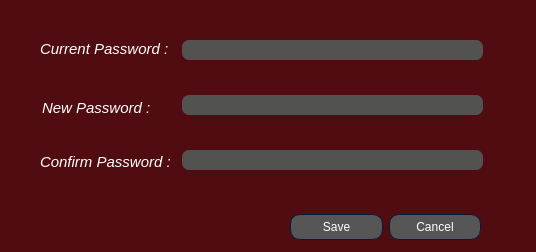
This is AP/new_password_dialog.ui in AP-projects-4001/Guys as Qt 5 draws it before an edit. The edited form follows.
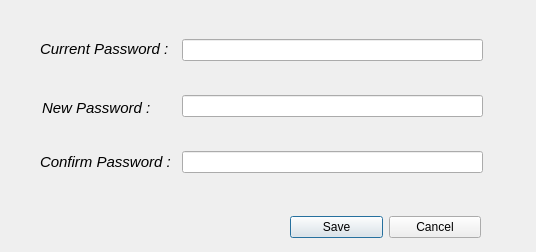
This is the edited form. Icons and pictures are not drawn.

```diff
--- a/AP/new_password_dialog.ui
+++ b/AP/new_password_dialog.ui
@@ -13,679 +13,6 @@
   <property name="windowTitle">
    <string>Dialog</string>
   </property>
-  <property name="styleSheet">
-   <string notr="true">
-QWidget
-{
-	background-color: #500c10;
-	color: #ffffff;
-	border-color: #051a39;
-
-}
-
-
-QLabel
-{
-	background-color: transparent;
-	color: #ffffff;
-
-}
-
-
-QToolTip
-{
-	border : 1px solid #500c10;
-	background-color: #26264f;
-	color: #ffffff;
-	border-color: #051a39;
-
-}
-QPushButton
-{
-	background-color: #565656;
-	color: #ffffff;
-	border-style: solid;
-	border-width: 1px;
-	border-radius: 10px;
-	border-color: #051a39;
-	padding: 5px;
-
-}
-
-
-QPushButton::disabled
-{
-	background-color: #404040;
-	color: #656565;
-	border-color: #051a39;
-
-}
-
-
-QPushButton::hover
-{
-	background-color: #8399ff;
-	color: #ffffff;
-	border-style: solid;
-	border-width: 1px;
-	border-radius: 10px;
-	border-color: #051a39;
-	padding: 5px;
-}
-
-
-QPushButton::pressed
-{
-	background-color: #4969ff;
-	color: #ffffff;
-	border-style: solid;
-	border-width: 1px;
-	border-radius: 10px;
-	border-color: #051a39;
-	padding: 5px;
-
-}
-
-QComboBox
-{
-    background-color: #565656;
-    border: 1px solid;
-    border-radius: 3px;
-    padding-left: 6px;
-    color: #ffffff;
-    height: 20px;
-
-}
-
-
-QComboBox::disabled
-{
-	background-color: #404040;
-	color: #656565;
-	border-color: #051a39;
-
-}
-
-
-QComboBox:hover
-{
-    background-color: #8399ff;
-}
-
-
-QComboBox:on
-{
-    background-color: #4969ff;
-
-}
-
-
-QComboBox QAbstractItemView
-{
-    background-color: #383838;
-    color: #ffffff;
-    border: 1px solid black;
-    selection-background-color: #4969ff;
-    selection-color: #ffffff;
-    outline: 0;
-
-}
-
-QComboBox::drop-down
-{
-    subcontrol-origin: padding;
-    subcontrol-position: top right;
-    width: 15px;
-    border-left-width: 0px;
-    border-left-color: darkgray;
-    border-left-style: solid; 
-    border-top-right-radius: 3px; 
-    border-bottom-right-radius: 3px;
-
-}
-
-
-QComboBox::down-arrow
-{
-    image: url(://arrow-down.png);
-    width: 8px;
-    height: 8px;
-}
-
-
-QSpinBox
-{
-	background-color: #525251;
-	color: #ffffff;
-	border: 1px solid #051a39;
-	border-radius: 3px;
-	padding : 2px;
-}
-
-QLineEdit
-{
-	background-color: #525251;
-	color: #ffffff;
-	border-width: 1px;
-	border-radius: 7px;
-	border-color: #051a39;
-	padding: 2px;
-
-}
-
-QLineEdit::disabled
-{
-	background-color: #404040;
-	color: #656565;
-	border-width: 1px;
-	border-radius: 7px;
-	border-color: #051a39;
-	padding: 2px;
-
-}
-
-QTextEdit
-{
-	background-color: #ffffff;
-	color: #010201;
-	border-color: #051a39;
-
-}
-
-
-QTextEdit::disabled
-{
-	background-color: #404040;
-	color: #656565;
-	border-color: #051a39;
-
-}
-
-QCheckBox::indicator
-{
-    color: #b1b1b1;
-    background-color: #323232;
-    border: 1px solid #b1b1b1;
-    width: 12px;
-    height: 12px;
-
-}
-
-
-QCheckBox::indicator:checked
-{
-    image:url(://checkbox.png);
-    border: 1px solid #565656;
-
-}
-
-
-QCheckBox::disabled
-{
-	color: #656565;
-
-}
-
-
-QCheckBox::indicator:disabled
-{
-	background-color: #656565;
-	color: #656565;
-    border: 1px solid #656565;
-
-}
-
-
-QRadioButton::indicator::unchecked
-{ 
-	border: 2px inset gray; 
-	border-radius: 5px; 
-	background-color:  #fff;
-	width: 9px; 
-	height: 9px; 
-
-}
-
-
-QRadioButton::indicator::unchecked:hover
-{ 
-	border: 2px solid #565656; 
-	border-radius: 5px; 
-	background-color:  #fff;
-	width: 9px; 
-	height: 9px; 
-
-}
-
-
-QRadioButton::indicator::checked
-{ 
-	border: 2px inset darkgray; 
-	border-radius: 5px; 
-	background-color: #4969ff; 
-	width: 9px; 
-	height: 9px; 
-
-}
-
-
-QRadioButton::disabled
-{
-	color: #656565;
-
-}
-
-
-QRadioButton::indicator:disabled
-{
-	background-color: #656565;
-	color: #656565;
-    border: 2px solid #656565;
-
-}
-
-
-QTableView
-{
-    background-color: #242526;
-    border: 1px solid #32414B;
-    color: #f0f0f0;
-    gridline-color: #8faaff;
-    outline : 0;
-
-}
-
-
-QTableView::disabled
-{
-    background-color: #242526;
-    border: 1px solid #32414B;
-    color: #656565;
-    gridline-color: #656565;
-    outline : 0;
-
-}
-
-
-QTableView::item:hover 
-{
-    background-color: #26264f;
-    color: #f0f0f0;
-
-}
-
-
-QTableView::item:selected 
-{
-    background-color: #1a1b1c;
-    border: 2px solid #4969ff;
-    color: #F0F0F0;
-
-}
-
-
-QTableView::item:selected:disabled
-{
-    background-color: #1a1b1c;
-    border: 2px solid #525251;
-    color: #656565;
-
-}
-
-
-QTableCornerButton::section
-{
-    background-color: #505050;
-    color: #fff;
-
-}
-
-
-QHeaderView::section
-{
-    background-color: #525251;
-    color: #fff;
-    text-align: left;
-	padding: 4px;
-	
-}
-
-
-QHeaderView::section:disabled
-{
-    background-color: #525251;
-    color: #656565;
-
-}
-
-
-
-
-
-
-QHeaderView::section::vertical::first,
-QHeaderView::section::vertical::only-one
-{
-    border-top: 1px solid #353635;
-
-}
-
-
-QHeaderView::section::vertical
-{
-    border-top: 1px solid #353635;
-
-}
-
-
-QHeaderView::section::horizontal::first,
-QHeaderView::section::horizontal::only-one
-{
-    border-left: 1px solid #353635;
-
-}
-
-
-QHeaderView::section::horizontal
-{
-    border-left: 1px solid #353635;
-
-}
-
-
-QTabBar::tab
-{
-	background-color: #262626;
-	color: #ffffff;
-	border-style: solid;
-	border-width: 1px;
-	border-top-left-radius: 3px;
-	border-top-right-radius: 3px;
-	border-color: #051a39;
-	padding: 5px;
-
-}
-
-
-QTabBar::tab:disabled
-{
-	background-color: #656565;
-	color: #656565;
-}
-
-
-QTabWidget::pane 
-{
-	background-color: #262626;
-	color: #ffffff;
-    border: 1px solid;
-    border-color: #565656;
-
-}
-
-
-QTabBar::tab:selected
-{
-    background-color: #565656;
-	color: #ffffff;
-	border-style: solid;
-	border-width: 1px;
-	border-top-left-radius: 3px;
-	border-top-right-radius: 3px;
-	border-color: #051a39;
-	padding: 5px;
-
-}
-
-
-QTabBar::tab:selected:disabled
-{
-	background-color: #404040;
-	color: #656565;
-
-}
-
-
-QTabBar::tab:!selected 
-{
-    background-color: #262626;
-
-}
-
-
-QTabBar::tab:!selected:hover 
-{
-    background-color: #8399ff;
-
-}
-
-
-QTabBar::tab:top:!selected 
-{
-    margin-top: 3px;
-
-}
-
-
-QTabBar::tab:bottom:!selected 
-{
-    margin-bottom: 3px;
-
-}
-
-
-QTabBar::tab:top, QTabBar::tab:bottom 
-{
-    min-width: 8ex;
-    margin-right: -1px;
-    padding: 5px 10px 5px 10px;
-
-}
-
-
-QTabBar::tab:top:selected 
-{
-    border-bottom-color: none;
-
-}
-
-
-QTabBar::tab:bottom:selected 
-{
-    border-top-color: none;
-
-}
-
-
-QTabBar::tab:top:last, QTabBar::tab:bottom:last,
-QTabBar::tab:top:only-one, QTabBar::tab:bottom:only-one 
-{
-    margin-right: 0;
-
-}
-
-
-QTabBar::tab:left:!selected 
-{
-    margin-right: 3px;
-
-}
-
-
-QTabBar::tab:right:!selected
-{
-    margin-left: 3px;
-
-}
-
-
-QTabBar::tab:left, QTabBar::tab:right 
-{
-    min-height: 8ex;
-    margin-bottom: -1px;
-    padding: 10px 5px 10px 5px;
-
-}
-
-
-QTabBar::tab:left:selected 
-{
-    border-left-color: none;
-
-}
-
-
-QTabBar::tab:right:selected 
-{
-    border-right-color: none;
-
-}
-
-
-QTabBar::tab:left:last, QTabBar::tab:right:last,
-QTabBar::tab:left:only-one, QTabBar::tab:right:only-one 
-{
-    margin-bottom: 0;
-
-}
-
-
-QScrollBar:horizontal
-{
-    border: 1px solid #222222;
-    background-color: #3d3d3d;
-    height: 13px;
-    margin: 0px 16px 0 16px;
-
-}
-
-
-QScrollBar::handle:horizontal
-{
-    background: #565656;
-    min-height: 20px;
-
-}
-
-
-QScrollBar::add-line:horizontal
-{
-    border: 1px solid #1b1b19;
-    background-color: #565656;
-    width: 14px;
-    subcontrol-position: right;
-    subcontrol-origin: margin;
-
-}
-
-
-QScrollBar::sub-line:horizontal
-{
-    border: 1px solid #1b1b19;
-    background-color: #565656;
-    width: 14px;
-    subcontrol-position: left;
-    subcontrol-origin: margin;
-
-}
-
-
-QScrollBar::right-arrow:horizontal
-{
-    width: 6px;
-    height: 6px;
-
-}
-
-
-QScrollBar::left-arrow:horizontal
-{
-    width: 6px;
-    height: 6px;
-
-}
-
-
-QScrollBar::add-page:horizontal, QScrollBar::sub-page:horizontal
-{
-    background: none;
-
-}
-
-
-QScrollBar:vertical
-{
-    background-color: #3d3d3d;
-    width: 13px;
-    margin: 16px 0 16px 0;
-    border: 1px solid #222222;
-
-}
-
-
-QScrollBar::handle:vertical
-{
-    background-color: #565656;
-    min-height: 20px;
-
-}
-
-
-QScrollBar::add-line:vertical
-{
-    border: 1px solid #1b1b19;
-    background-color: #565656;
-    height: 14px;
-    subcontrol-position: bottom;
-    subcontrol-origin: margin;
-
-}
-
-
-QScrollBar::sub-line:vertical
-{
-    border: 1px solid #1b1b19;
-    background-color: #565656;
-    height: 14px;
-    subcontrol-position: top;
-    subcontrol-origin: margin;
-
-}
-
-
-QScrollBar::up-arrow:vertical
-{
-    width: 6px;
-    height: 6px;
-
-}
-
-
-QScrollBar::down-arrow:vertical
-{
-    width: 6px;
-    height: 6px;
-
-}
-
-
-QScrollBar::add-page:vertical, QScrollBar::sub-page:vertical
-{
-    background: none;
-
-}
-
-QStatusBar
-{
-	background-color: #565656;
-	color: #ffffff;
-	border-color: #051a39;
-
-}
-
-
-</string>
-  </property>
   <widget class="QWidget" name="layoutWidget">
    <property name="geometry">
     <rect>
```
